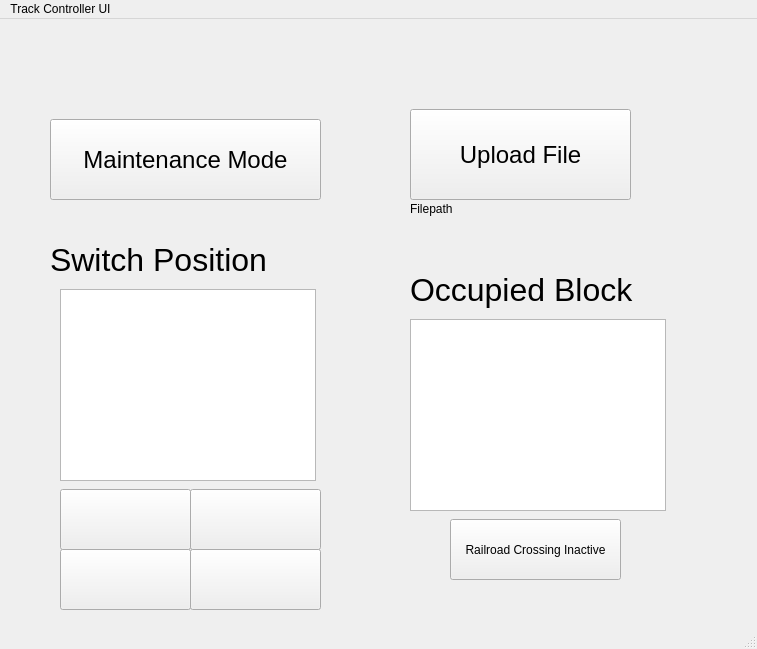
Qt form Track_Controller_SW/TrackController.ui (LucasZ99/ECE1140SystemsEngineeringProject) before a commit.
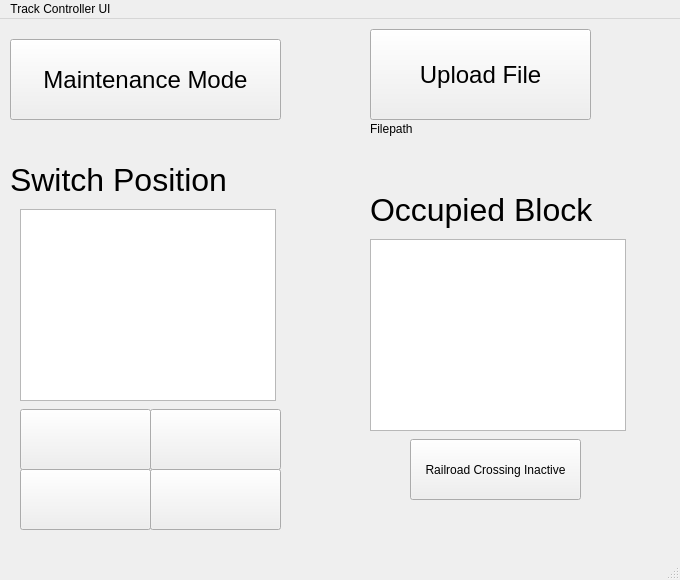
The same form after that commit.

The edit to the form file:
```diff
--- a/Track_Controller_SW/TrackController.ui
+++ b/Track_Controller_SW/TrackController.ui
@@ -6,14 +6,14 @@
    <rect>
     <x>0</x>
     <y>0</y>
-    <width>757</width>
-    <height>649</height>
+    <width>680</width>
+    <height>580</height>
    </rect>
   </property>
   <property name="minimumSize">
    <size>
-    <width>757</width>
-    <height>649</height>
+    <width>680</width>
+    <height>580</height>
    </size>
   </property>
   <property name="windowTitle">
@@ -23,8 +23,8 @@
    <widget class="QPushButton" name="manual_mode">
     <property name="geometry">
      <rect>
-      <x>50</x>
-      <y>100</y>
+      <x>10</x>
+      <y>20</y>
       <width>271</width>
       <height>81</height>
      </rect>
@@ -50,8 +50,8 @@
    <widget class="QPushButton" name="browse">
     <property name="geometry">
      <rect>
-      <x>410</x>
-      <y>90</y>
+      <x>370</x>
+      <y>10</y>
       <width>221</width>
       <height>91</height>
      </rect>
@@ -77,8 +77,8 @@
    <widget class="QLabel" name="filename">
     <property name="geometry">
      <rect>
-      <x>410</x>
-      <y>180</y>
+      <x>370</x>
+      <y>100</y>
       <width>181</width>
       <height>20</height>
      </rect>
@@ -104,8 +104,8 @@
    <widget class="QLabel" name="occupancy">
     <property name="geometry">
      <rect>
-      <x>410</x>
-      <y>220</y>
+      <x>370</x>
+      <y>140</y>
       <width>271</width>
       <height>101</height>
      </rect>
@@ -128,8 +128,8 @@
    <widget class="QLabel" name="switch_pos">
     <property name="geometry">
      <rect>
-      <x>50</x>
-      <y>190</y>
+      <x>10</x>
+      <y>110</y>
       <width>271</width>
       <height>101</height>
      </rect>
@@ -152,8 +152,8 @@
    <widget class="QListWidget" name="switch_list_widget">
     <property name="geometry">
      <rect>
-      <x>60</x>
-      <y>270</y>
+      <x>20</x>
+      <y>190</y>
       <width>256</width>
       <height>192</height>
      </rect>
@@ -162,8 +162,8 @@
    <widget class="QPushButton" name="rr_crossing_button">
     <property name="geometry">
      <rect>
-      <x>450</x>
-      <y>500</y>
+      <x>410</x>
+      <y>420</y>
       <width>171</width>
       <height>61</height>
      </rect>
@@ -178,8 +178,8 @@
    <widget class="QPushButton" name="light_1_a">
     <property name="geometry">
      <rect>
-      <x>60</x>
-      <y>470</y>
+      <x>20</x>
+      <y>390</y>
       <width>131</width>
       <height>61</height>
      </rect>
@@ -191,8 +191,8 @@
    <widget class="QPushButton" name="light_1_b">
     <property name="geometry">
      <rect>
-      <x>190</x>
-      <y>470</y>
+      <x>150</x>
+      <y>390</y>
       <width>131</width>
       <height>61</height>
      </rect>
@@ -204,8 +204,8 @@
    <widget class="QListWidget" name="block_number">
     <property name="geometry">
      <rect>
-      <x>410</x>
-      <y>300</y>
+      <x>370</x>
+      <y>220</y>
       <width>256</width>
       <height>192</height>
      </rect>
@@ -214,8 +214,8 @@
    <widget class="QPushButton" name="light_2_a">
     <property name="geometry">
      <rect>
-      <x>60</x>
-      <y>530</y>
+      <x>20</x>
+      <y>450</y>
       <width>131</width>
       <height>61</height>
      </rect>
@@ -227,8 +227,8 @@
    <widget class="QPushButton" name="light_2_b">
     <property name="geometry">
      <rect>
-      <x>190</x>
-      <y>530</y>
+      <x>150</x>
+      <y>450</y>
       <width>131</width>
       <height>61</height>
      </rect>
@@ -243,7 +243,7 @@
     <rect>
      <x>0</x>
      <y>0</y>
-     <width>757</width>
+     <width>680</width>
      <height>26</height>
     </rect>
    </property>
```
